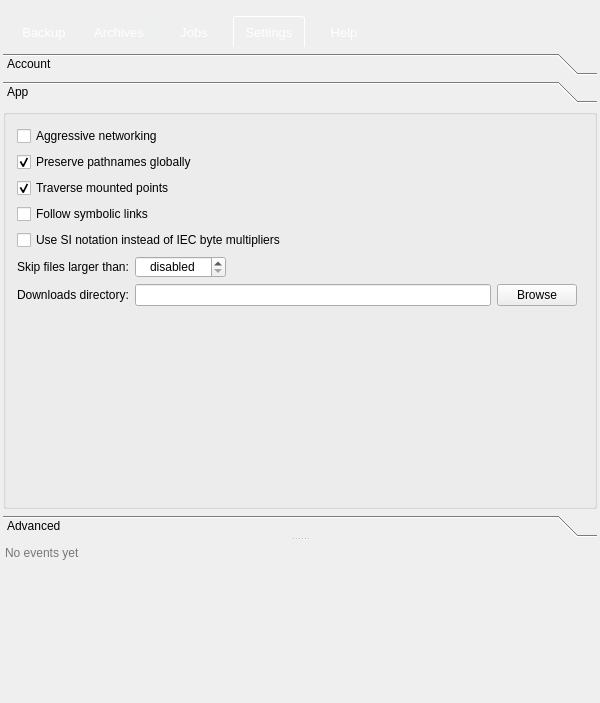
Old version of the form forms/mainwindow.ui in the repository Tarsnap/tarsnap-gui.
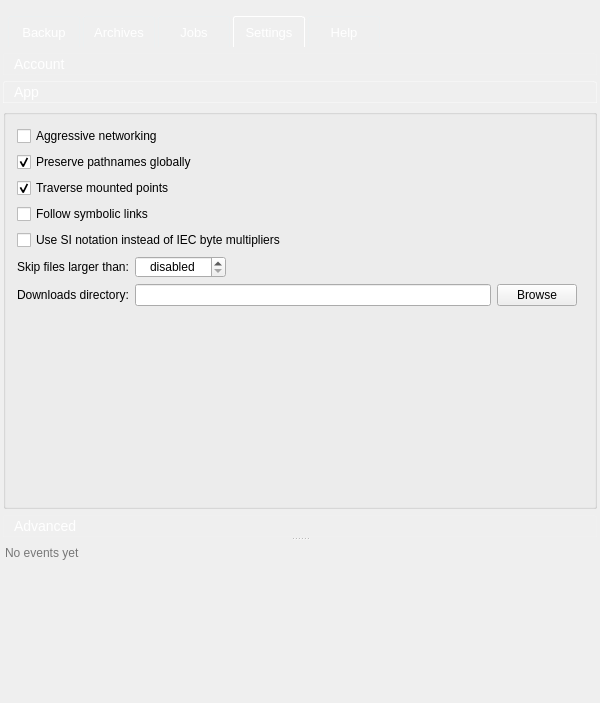
New version of the form. The open tabs and pages were chosen to show the change. Icons and pictures are not drawn. Custom widgets are drawn as their Qt base class.

Commit message: Apply the color scheme more instead of transparency.

```diff
--- a/forms/mainwindow.ui
+++ b/forms/mainwindow.ui
@@ -881,13 +881,8 @@
              <property name="styleSheet">
               <string notr="true"> QToolBox::tab {
 background: qlineargradient(x1: 0, y1: 0, x2: 0, y2: 1,
-					stop: 0 rgba(64,152,212,180), stop: 0.8 rgba(64,152,212,180),
-					stop: 0.9 rgba(41,128,185,180), stop: 1.0 rgba(31,98,142,180));
-/*
-#4098D4
-\#2980B9
-#1F628E
-*/
+					stop: 0 rgba(85,164,216,255), stop: 0.9 rgba(85,164,216,255),
+					stop: 1 rgba(41,128,185,255), stop: 1 rgba(31,98,142,255));
 border-top-left-radius: 3px;
 border-top-right-radius: 3px;
 color: white;
@@ -898,8 +893,7 @@
 
  QToolBox::tab:selected {
 background: qlineargradient(x1: 0, y1: 0, x2: 0, y2: 1,
-					stop: 0 rgba(64,152,212,255), stop: 0.8 rgba(64,152,212,255),
-					stop: 0.9 rgba(41,128,185,255), stop: 1.0 rgba(31,98,142,255));
+					stop: 0 rgba(64,152,212,255), stop: 1 rgba(64,152,212,255));
 color: white;
 border: 1px solid rgba(255,255,255,100);
  }</string>
```
Left out of the diff: 11 changed lines with no effect on the pictures.
